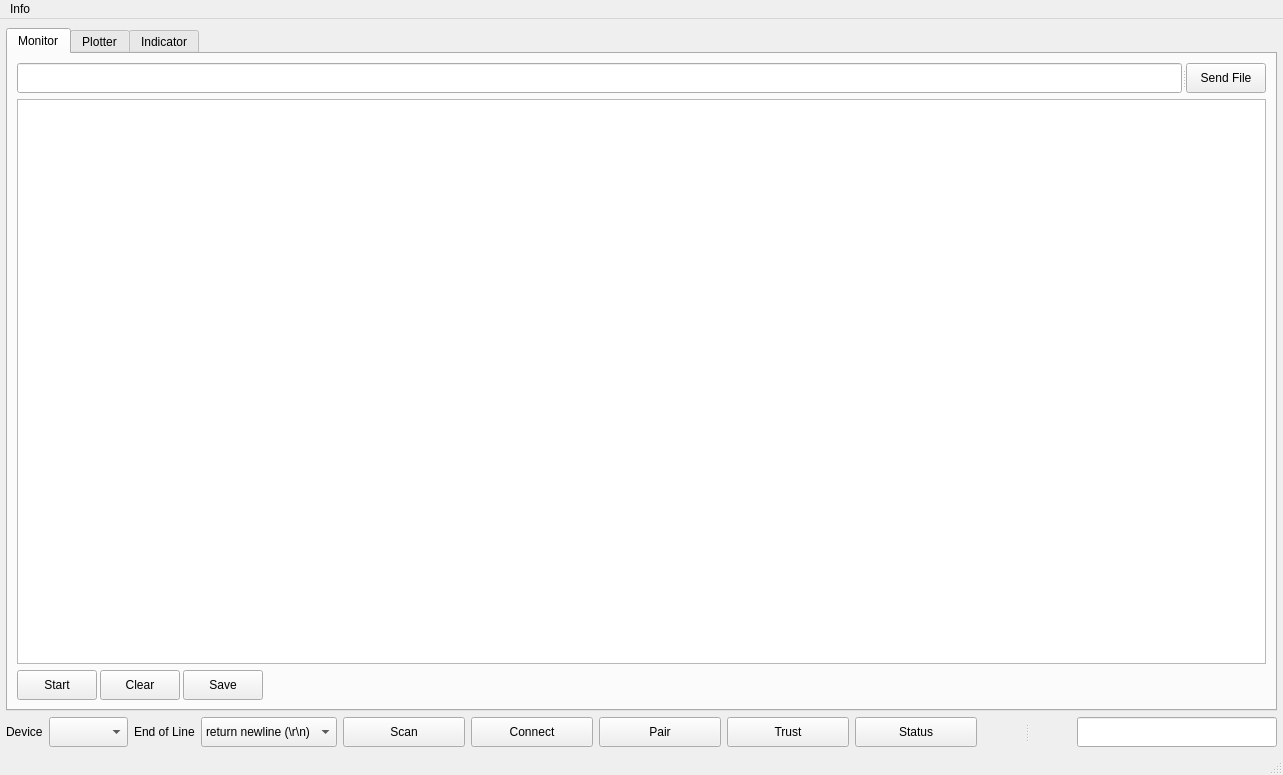
Above: assets/BLEserialUI.ui from uutzinger/SerialUI before the change. Below: the same form after it.
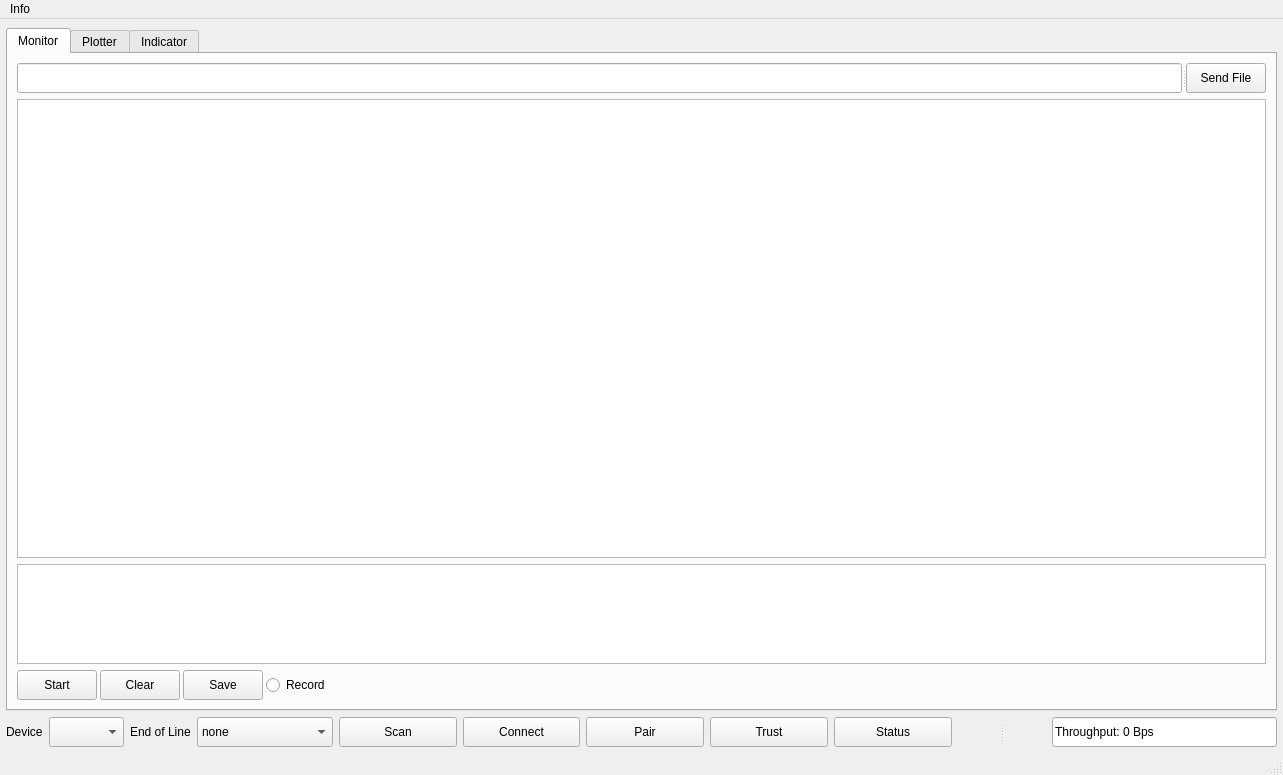
That is the form after the change. Custom widgets are drawn as their Qt base class.

Commit message: Major rewriting and serial text display

Patch:
```diff
--- a/assets/BLEserialUI.ui
+++ b/assets/BLEserialUI.ui
@@ -88,7 +88,7 @@
        <attribute name="title">
         <string>Monitor</string>
        </attribute>
-       <layout class="QVBoxLayout" name="verticalLayout_Monitor" stretch="0,1,0">
+       <layout class="QVBoxLayout" name="verticalLayout_Monitor" stretch="0,1,0,0">
         <item>
          <widget class="QSplitter" name="splitter_tabMonitor_send">
           <property name="orientation">
@@ -171,7 +171,29 @@
          </widget>
         </item>
         <item>
-         <layout class="QHBoxLayout" name="horizontalLayout_bottom_Monitor" stretch="0,0,0,1">
+         <widget class="QPlainTextEdit" name="plainTextEdit_Log">
+          <property name="sizePolicy">
+           <sizepolicy hsizetype="Expanding" vsizetype="Minimum">
+            <horstretch>1</horstretch>
+            <verstretch>0</verstretch>
+           </sizepolicy>
+          </property>
+          <property name="minimumSize">
+           <size>
+            <width>0</width>
+            <height>100</height>
+           </size>
+          </property>
+          <property name="maximumSize">
+           <size>
+            <width>16777215</width>
+            <height>100</height>
+           </size>
+          </property>
+         </widget>
+        </item>
+        <item>
+         <layout class="QHBoxLayout" name="horizontalLayout_bottom_Monitor" stretch="0,0,0,0,1">
           <property name="spacing">
            <number>3</number>
           </property>
@@ -262,6 +284,16 @@
             </property>
            </widget>
           </item>
+          <item>
+           <widget class="QRadioButton" name="radioButton_SerialRecord">
+            <property name="toolTip">
+             <string>&lt;html&gt;&lt;head/&gt;&lt;body&gt;&lt;p&gt;Record all received text into file&lt;/p&gt;&lt;/body&gt;&lt;/html&gt;</string>
+            </property>
+            <property name="text">
+             <string>Record</string>
+            </property>
+           </widget>
+          </item>
           <item>
            <spacer name="horizontalSpacer">
             <property name="orientation">
@@ -1745,7 +1777,7 @@
             </property>
             <item>
              <property name="text">
-              <string>return newline (\r\n)</string>
+              <string>none</string>
              </property>
             </item>
             <item>
@@ -1876,7 +1908,7 @@
       <widget class="QLineEdit" name="label_throughput">
        <property name="minimumSize">
         <size>
-         <width>200</width>
+         <width>225</width>
          <height>30</height>
         </size>
        </property>
@@ -1891,6 +1923,12 @@
          <pointsize>9</pointsize>
         </font>
        </property>
+       <property name="toolTip">
+        <string>&lt;html&gt;&lt;head/&gt;&lt;body&gt;&lt;p&gt;Receive and Transmit counter&lt;/p&gt;&lt;/body&gt;&lt;/html&gt;</string>
+       </property>
+       <property name="text">
+        <string>Throughput: 0 Bps</string>
+       </property>
       </widget>
      </widget>
     </item>
```
Left out of the diff: 75 changed lines with no effect on the pictures. The commit also changes 10 other files.
